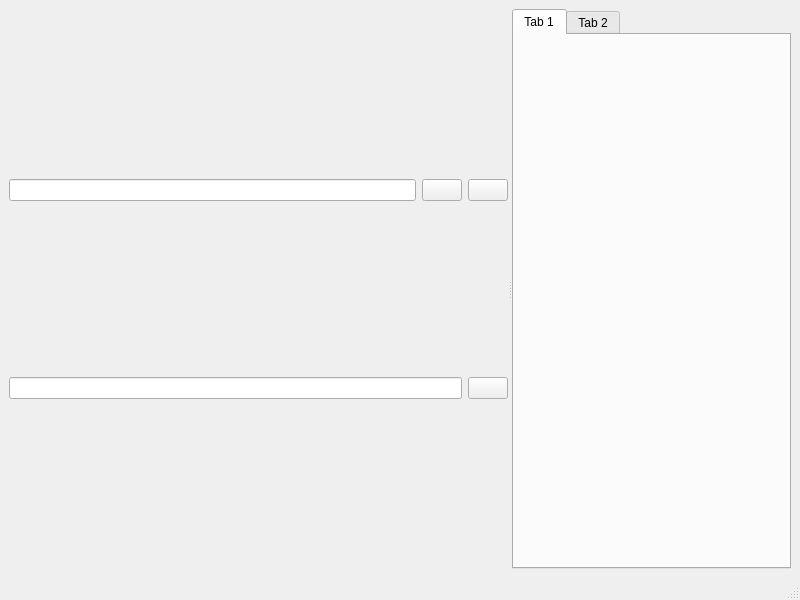
First picture: the form in core/main_window/main.ui, repository kmolLin/motion_control, before the edit.
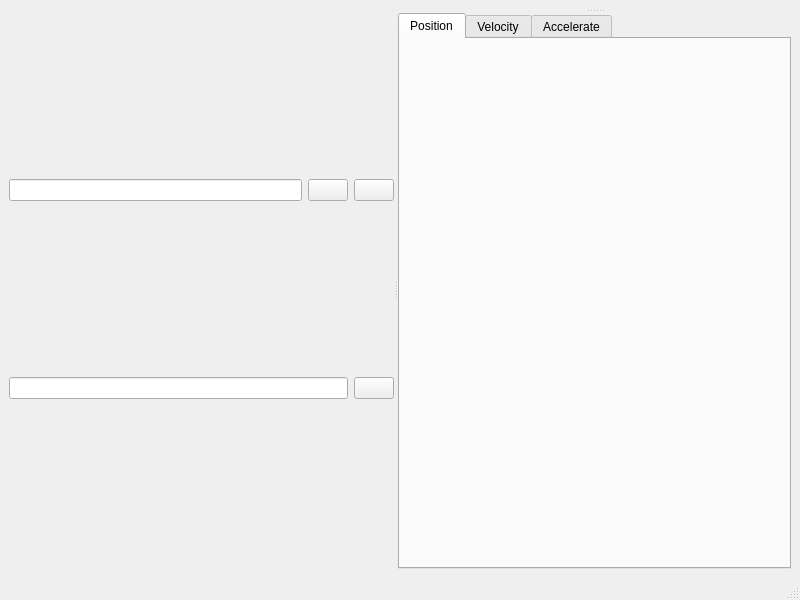
Second picture: the form after the edit. Icons and pictures are not drawn.

Commit message: Add math layout.

Patch:
```diff
--- a/core/main_window/main.ui
+++ b/core/main_window/main.ui
@@ -78,16 +78,35 @@
         </item>
        </layout>
       </widget>
+      <widget class="QSplitter" name="right_splitter">
+       <property name="orientation">
+        <enum>Qt::Vertical</enum>
+       </property>
+       <widget class="QWidget" name="verticalLayoutWidget_2">
+        <layout class="QVBoxLayout" name="parameter_layout"/>
+       </widget>
       <widget class="QTabWidget" name="chart_tab_widget">
-       <widget class="QWidget" name="tab">
+        <property name="currentIndex">
+         <number>0</number>
+        </property>
+        <widget class="QWidget" name="pos_tab">
         <attribute name="title">
-         <string>Tab 1</string>
-        </attribute>
-       </widget>
-       <widget class="QWidget" name="tab_2">
+          <string>Position</string>
+         </attribute>
+         <layout class="QVBoxLayout" name="verticalLayout_2"/>
+        </widget>
+        <widget class="QWidget" name="velocity_tab">
         <attribute name="title">
-         <string>Tab 2</string>
-        </attribute>
+          <string>Velocity</string>
+         </attribute>
+         <layout class="QVBoxLayout" name="verticalLayout_3"/>
+        </widget>
+        <widget class="QWidget" name="accelerate_tab">
+         <attribute name="title">
+          <string>Accelerate</string>
+         </attribute>
+         <layout class="QVBoxLayout" name="verticalLayout_4"/>
+        </widget>
        </widget>
       </widget>
      </widget>
```
Left out of the diff: 2 changed lines with no effect on the pictures. Lines whose indentation alone changed are shown as unchanged. The commit also changes 6 other files.
